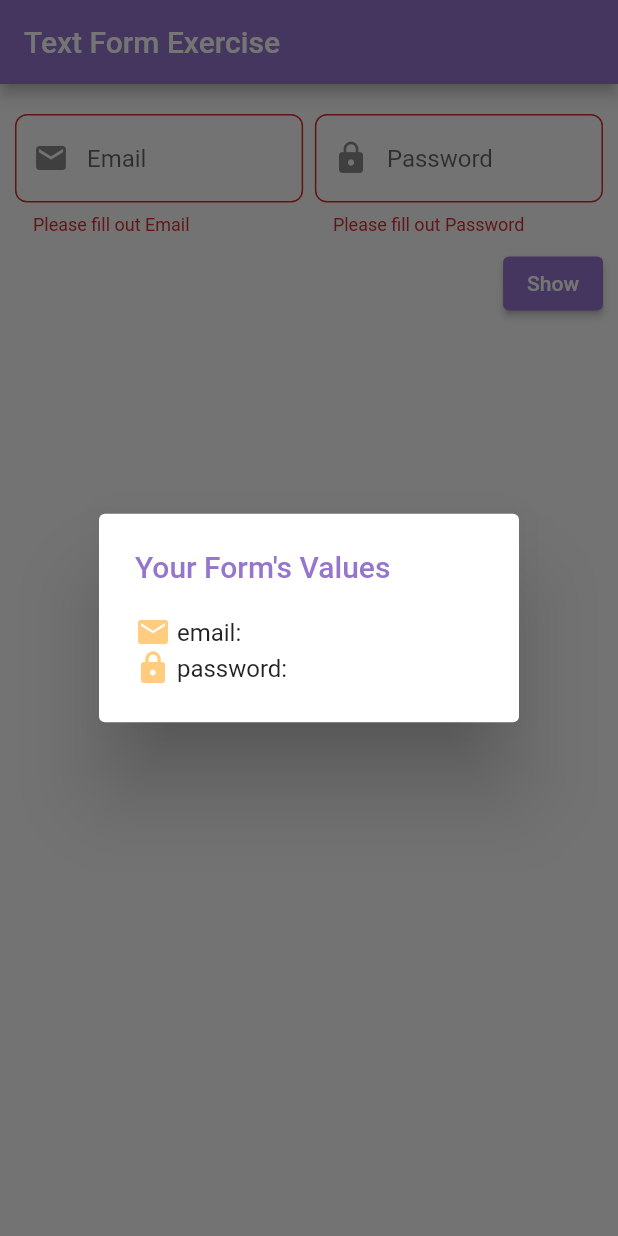
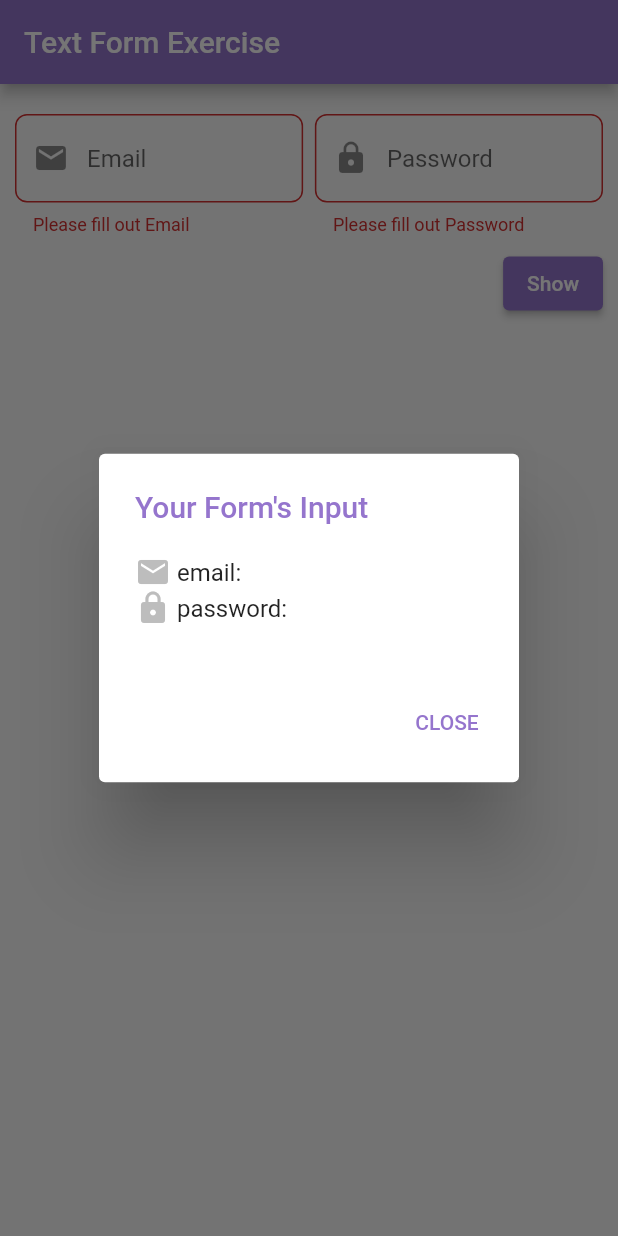
Before and after one commit to Axxmk/csc234-flutter, a Flutter app: the screen it shows after launch, after a tap on "Show", on a phone screen of 412 x 824 dp. Run offline on Flutter 3.47's test engine with Material 2 defaults, Android fonts, the phone set to English and light mode, and no system bars.

Commit message:
[update] restructure widget

```diff
--- a/text_form/lib/main.dart
+++ b/text_form/lib/main.dart
@@ -2,7 +2,7 @@ import 'package:flutter/material.dart';
 
 // widgets
 import './widgets/custom_text_form_field.dart';
-import './widgets/button.dart';
+import './widgets/custom_alert_dialog.dart';
 
 void main() => runApp(const MyApp());
 
@@ -17,7 +17,7 @@ class MyApp extends StatelessWidget {
       theme: ThemeData(
         colorScheme: ColorScheme.fromSwatch().copyWith(
           primary: Colors.deepPurple[300],
-          secondary: Colors.orange[200],
+          secondary: Colors.grey[400],
         ),
       ),
     );
@@ -47,6 +47,17 @@ class _MyHomePageState extends State<MyHomePage> {
     emailController.dispose();
     passwordController.dispose();
     super.dispose();
+  }
+
+  void _showInput(BuildContext context) {
+    showDialog(
+        context: context,
+        builder: (_) {
+          return CustomAlertDialog(
+            emailController: emailController,
+            passwordController: passwordController,
+          );
+        });
   }
 
   @override
@@ -91,10 +102,12 @@ class _MyHomePageState extends State<MyHomePage> {
               Container(
                 padding: const EdgeInsets.only(top: 8),
                 alignment: Alignment.centerRight,
-                child: Button(
-                  formKey: _formKey,
-                  emailController: emailController,
-                  passwordController: passwordController,
+                child: ElevatedButton(
+                  child: const Text('Show'),
+                  onPressed: () {
+                    _formKey.currentState?.validate();
+                    _showInput(context);
+                  },
                 ),
               )
             ],
--- a/text_form/lib/widgets/button.dart
+++ /dev/null
@@ -1,64 +0,0 @@
-import 'package:flutter/material.dart';
-
-class Button extends StatelessWidget {
-  final GlobalKey<FormState> formKey;
-  final TextEditingController emailController;
-  final TextEditingController passwordController;
-
-  const Button({
-    Key? key,
-    required this.formKey,
-    required this.emailController,
-    required this.passwordController,
-  }) : super(key: key);
-
-  @override
-  Widget build(BuildContext context) {
-    return ElevatedButton(
-      child: const Text('Show'),
-      onPressed: () {
-        formKey.currentState?.validate();
-        showDialog(
-          context: context,
-          builder: (context) {
-            return AlertDialog(
-              title: Text(
-                'Your Form\'s Values',
-                style: TextStyle(color: Theme.of(context).colorScheme.primary),
-              ),
-              content: Column(
-                mainAxisSize: MainAxisSize.min,
-                children: [
-                  Row(
-                    children: [
-                      Icon(
-                        Icons.email,
-                        color: Theme.of(context).colorScheme.secondary,
-                      ),
-                      const Text(
-                        ' email: ',
-                      ),
-                      Text(emailController.text),
-                    ],
-                  ),
-                  Row(
-                    children: [
-                      Icon(
-                        Icons.lock,
-                        color: Theme.of(context).colorScheme.secondary,
-                      ),
-                      const Text(
-                        ' password: ',
-                      ),
-                      Text(passwordController.text),
-                    ],
-                  ),
-                ],
-              ),
-            );
-          },
-        );
-      },
-    );
-  }
-}
--- /dev/null
+++ b/text_form/lib/widgets/custom_alert_dialog.dart
@@ -0,0 +1,63 @@
+import 'package:flutter/material.dart';
+
+class CustomAlertDialog extends StatelessWidget {
+  final TextEditingController emailController;
+  final TextEditingController passwordController;
+
+  const CustomAlertDialog({
+    Key? key,
+    required this.emailController,
+    required this.passwordController,
+  }) : super(key: key);
+
+  @override
+  Widget build(BuildContext context) {
+    return AlertDialog(
+      title: Text(
+        'Your Form\'s Input',
+        style: TextStyle(
+          color: Theme.of(context).colorScheme.primary,
+        ),
+      ),
+      content: Column(
+        mainAxisSize: MainAxisSize.min,
+        children: [
+          Row(
+            children: [
+              Icon(
+                Icons.email,
+                color: Theme.of(context).colorScheme.secondary,
+              ),
+              Text(
+                ' email: ',
+                style: Theme.of(context).textTheme.titleMedium,
+              ),
+              Text(emailController.text),
+            ],
+          ),
+          Row(
+            children: [
+              Icon(
+                Icons.lock,
+                color: Theme.of(context).colorScheme.secondary,
+              ),
+              Text(
+                ' password: ',
+                style: Theme.of(context).textTheme.titleMedium,
+              ),
+              Text(passwordController.text),
+            ],
+          ),
+        ],
+      ),
+      actions: [
+        TextButton(
+            onPressed: () {},
+            child: TextButton(
+              child: const Text('CLOSE'),
+              onPressed: () => Navigator.pop(context),
+            ))
+      ],
+    );
+  }
+}
--- a/text_form/lib/widgets/custom_text_form_field.dart
+++ b/text_form/lib/widgets/custom_text_form_field.dart
@@ -25,7 +25,7 @@ class CustomTextFormField extends StatelessWidget {
         if (text == null || text.isEmpty) {
           return 'Please fill out $placeholder';
         } else if (!regex.hasMatch(text)) {
-          return 'Please enter new $placeholder';
+          return 'Please type $placeholder again';
         }
         return null;
       },
```
